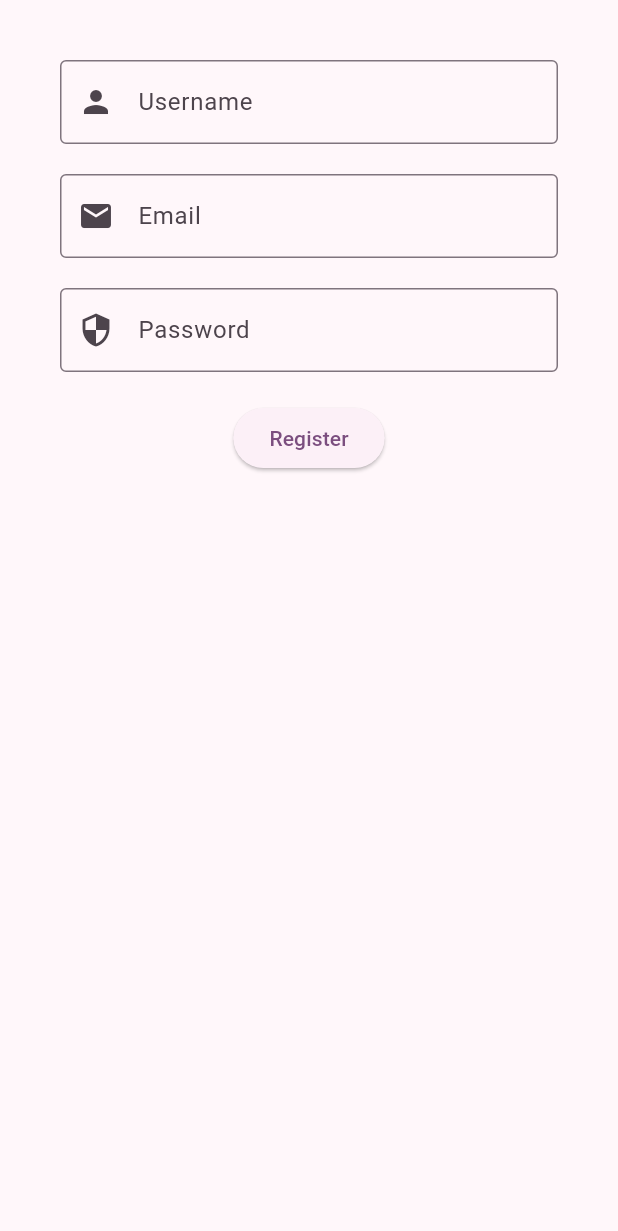
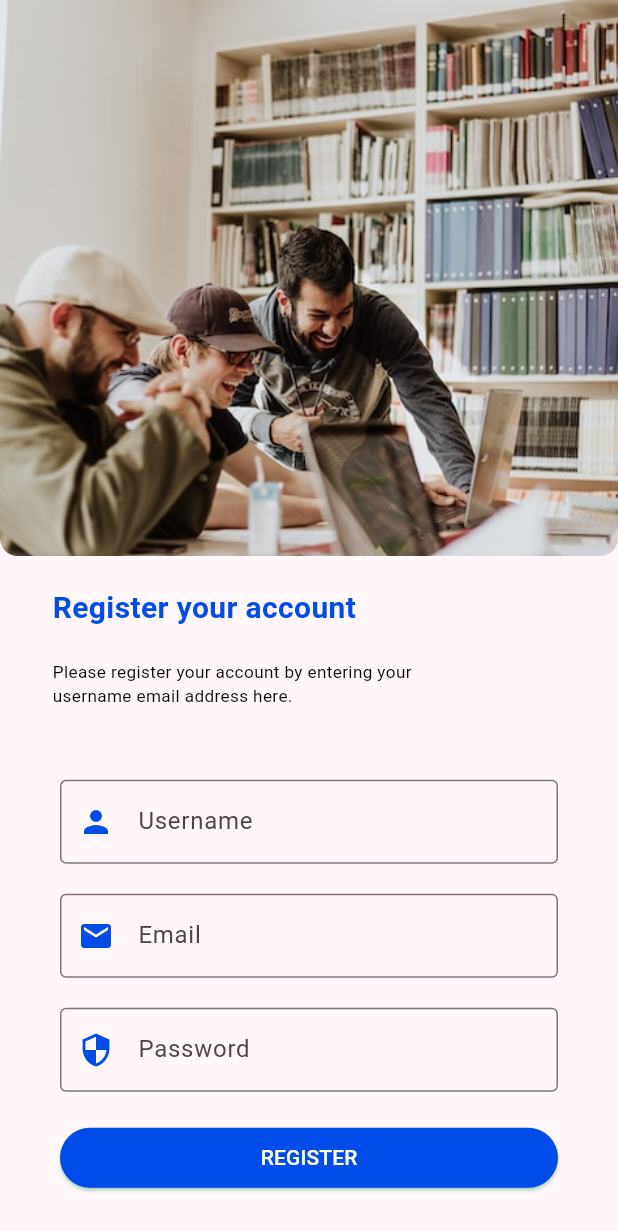
Before and after one commit to Open-My-Network/flutter-desktop-application, a Flutter app: the RegisterScreen screen opened directly, on a phone screen of 412 x 824 dp. Shown: the top 1231 px of the screen. Run offline on Flutter 3.47's test engine with Material 3 defaults, Android fonts, the phone set to English and light mode, and no system bars; our stand-ins replace carousel_slider, equatable, flutter_bloc, flutter_screenutil, gap, logger and 1 more; accounts and stored records are empty.

Commit message:
register ui

```diff
--- a/lib/app/widgets/custom_text_field.dart
+++ b/lib/app/widgets/custom_text_field.dart
@@ -6,6 +6,7 @@ class CustomTextField extends StatelessWidget {
   final String hintText;
   final String Function(String?) onValidate;
   final IconData prefixIconData;
+  final Color? iconColor;
   final bool? isObscure;
   const CustomTextField({
     super.key,
@@ -15,6 +16,7 @@ class CustomTextField extends StatelessWidget {
     required this.onValidate,
     required this.prefixIconData,
     this.isObscure,
+    this.iconColor,
   });
 
   @override
@@ -27,7 +29,7 @@ class CustomTextField extends StatelessWidget {
         labelText: labelText,
         hintText: hintText,
         border: const OutlineInputBorder(),
-        prefixIcon: Icon(prefixIconData),
+        prefixIcon: Icon(prefixIconData,color: iconColor??Color.fromARGB(255, 0, 76, 232),),
       ),
     );
   }
--- a/lib/authentication/sign_in/bloc/sign_in_event.dart
+++ b/lib/authentication/sign_in/bloc/sign_in_event.dart
@@ -21,3 +21,5 @@ class SignInUserEvent extends SignInEvent {
 }
 
 class SignInUserLogout extends SignInEvent {}
+
+class SignUpEvent extends SignInEvent {}
--- a/lib/authentication/sign_in/screen/login_screen.dart
+++ b/lib/authentication/sign_in/screen/login_screen.dart
@@ -32,7 +32,7 @@ class LoginScreen extends StatelessWidget {
                   height: MediaQuery.of(context).size.height * 0.45,
                   child: const DecoratedBox(
                       decoration: BoxDecoration(
-                    borderRadius: BorderRadius.only(
+                      borderRadius: BorderRadius.only(
                       bottomLeft: Radius.circular(12),
                       bottomRight: Radius.circular(12),
                     ),
--- a/lib/authentication/sign_up/screen/register_screen.dart
+++ b/lib/authentication/sign_up/screen/register_screen.dart
@@ -1,6 +1,8 @@
+import 'package:flutter/gestures.dart';
 import 'package:flutter/material.dart';
 import 'package:flutter_bloc/flutter_bloc.dart';
 import 'package:gap/gap.dart';
+import 'package:open_my_network_app/app/widgets/text_widget.dart';
 
 import '../../../app/widgets/custom_text_field.dart';
 import '../../sign_in/screen/login_screen.dart';
@@ -28,7 +30,48 @@ class RegisterScreen extends StatelessWidget {
             if (state is SignUpSuccess && state.isSuccess == true) {
               return const LoginScreen();
             }
-            return Container(
+            return Column(
+              crossAxisAlignment: CrossAxisAlignment.start,
+              children: [
+                SizedBox(
+                  width: double.infinity,
+                  height: MediaQuery.of(context).size.height * 0.45,
+                  child: const DecoratedBox(
+                    decoration: BoxDecoration(
+                        borderRadius: BorderRadius.only(
+                          bottomLeft: Radius.circular(12),
+                          bottomRight: Radius.circular(12),
+                        ),
+                        image: DecorationImage(
+                            fit: BoxFit.cover,
+                            image: AssetImage(
+                              "assets/auth/login_banner.jpg",
+                            ))),
+                  ),
+                ),
+                const Padding(
+                  padding: EdgeInsets.only(left: 35.0, top: 20, bottom: 20),
+                  child: AppText(
+                    fontSize: 20,
+                    fontWeight: FontWeight.bold,
+                    color: Color.fromARGB(255, 0, 76, 232),
+                    isSelectableText: false,
+                    strText: "Register your account",
+                  ),
+                ),
+                Padding(
+                  padding: const EdgeInsets.only(left: 35.0),
+                  child: SizedBox(
+                    height: 40,
+                    width: MediaQuery.of(context).size.width * .7,
+                    child: AppText(
+                      isSelectableText: false,
+                      strText:
+                          "Please register your account by entering your username email address here.",
+                    ),
+                  ),
+                ),
+                Container(
                   margin: const EdgeInsets.all(20),
                   padding: const EdgeInsets.all(20),
                   child: Form(
@@ -76,6 +119,17 @@ class RegisterScreen extends StatelessWidget {
                         ),
                         const Gap(10 * 2),
                         ElevatedButton(
+                          style: ElevatedButton.styleFrom(
+                            foregroundColor: Colors.white,
+                            backgroundColor:
+                                const Color.fromARGB(255, 0, 76, 232),
+                            shadowColor: Colors.greenAccent,
+                            shape: RoundedRectangleBorder(
+                                borderRadius: BorderRadius.circular(32.0)),
+                            minimumSize: Size(
+                                MediaQuery.of(context).size.width * .9,
+                                40), //////// HERE
+                          ),
                           onPressed: () {
                             BlocProvider.of<SignUpBloc>(context).add(
                               SignUpUserEvent(
@@ -85,13 +139,37 @@ class RegisterScreen extends StatelessWidget {
                               ),
                             );
                           },
-                      child: const Text(
-                        "Register",
+                          child: Text('REGISTER'),
+                        ),
+                        // const Gap(10 * 2),
+                      ],
+                    ),
+                  ),
+                ),
+                 Padding(
+                   padding: const EdgeInsets.only(left:40.0,bottom:36),
+                   child: RichText(
+                            text: TextSpan(children: [
+                              const TextSpan(
+                                text: "Already have an account?",
+                                style: TextStyle(color: Colors.black),
+                              ),
+                              const WidgetSpan(child: SizedBox(width: 5)),
+                              TextSpan(
+                                  text: "Login",
+                                  style: const TextStyle(
+                                      color: Color.fromARGB(255, 0, 76, 232)),
+                                  recognizer: TapGestureRecognizer()
+                                    ..onTap = () {
+                                      Navigator.of(context).push(
+                                          MaterialPageRoute(
+                                              builder: (context) =>
+                                                  LoginScreen()));
+                                    }),
+                            ]),
                           ),
                  ),
               ],
-                ),
-              ),
             );
           },
         ),
```
Also changed, not shown: lib/authentication/sign_in/widget/login_form_ui.dart (+31 -0 lines), lib/main.dart (+16 -12 lines), 5 other files. Lines whose indentation alone changed are shown as unchanged.
